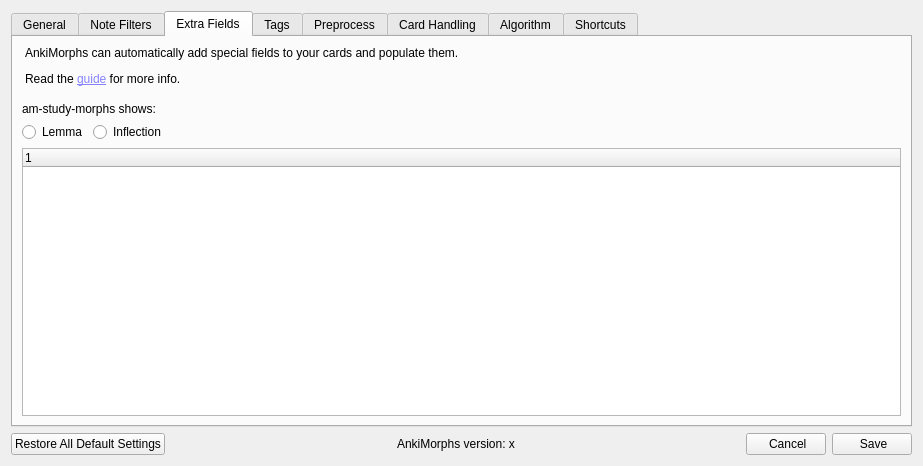
The window that ankimorphs/ui/settings_dialog.ui (mortii/anki-morphs) describes before a commit, drawn with Qt 5.
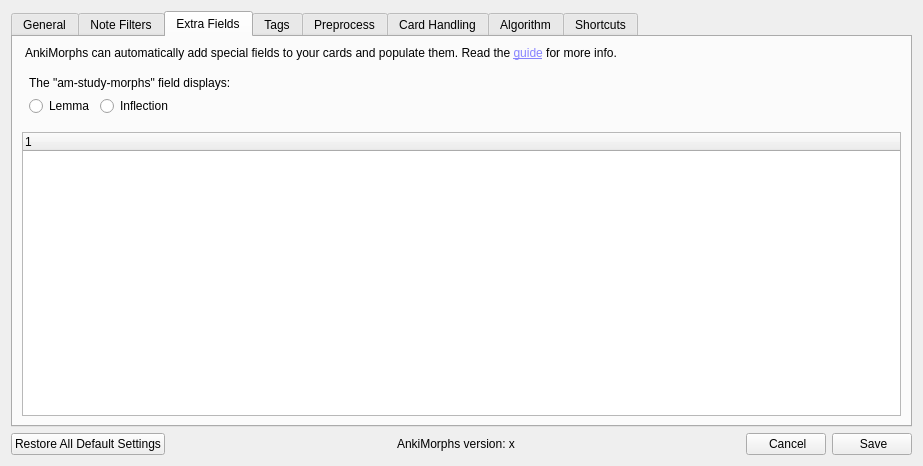
The same window after the commit. The open tabs and pages were chosen to show the change.

Commit message: small visual adjustments to extra fields tab

```diff
--- a/ankimorphs/ui/settings_dialog.ui
+++ b/ankimorphs/ui/settings_dialog.ui
@@ -347,7 +347,7 @@
             <string notr="true">margin-bottom: 10px;</string>
            </property>
            <property name="text">
-            <string>&lt;html&gt;&lt;head/&gt;&lt;body&gt;&lt;p&gt;AnkiMorphs can automatically add special fields to your cards and populate them.&lt;/p&gt;&lt;p&gt;Read the &lt;a href=&quot;https://mortii.github.io/anki-morphs/user_guide/setup/settings/extra-fields.html&quot;&gt;&lt;span style=&quot; text-decoration: underline; color:#8783ff;&quot;&gt;guide&lt;/span&gt;&lt;/a&gt; for more info.&lt;/p&gt;&lt;/body&gt;&lt;/html&gt;</string>
+            <string>&lt;html&gt;&lt;head/&gt;&lt;body&gt;&lt;p&gt;AnkiMorphs can automatically add special fields to your cards and populate them. Read the &lt;a href=&quot;https://mortii.github.io/anki-morphs/user_guide/setup/settings/extra-fields.html&quot;&gt;&lt;span style=&quot; text-decoration: underline; color:#8783ff;&quot;&gt;guide&lt;/span&gt;&lt;/a&gt; for more info.&lt;/p&gt;&lt;/body&gt;&lt;/html&gt;</string>
            </property>
            <property name="textFormat">
             <enum>Qt::MarkdownText</enum>
@@ -359,10 +359,16 @@
          </item>
          <item>
           <layout class="QVBoxLayout" name="verticalLayout_5">
+           <property name="leftMargin">
+            <number>7</number>
+           </property>
+           <property name="bottomMargin">
+            <number>10</number>
+           </property>
            <item>
             <widget class="QLabel" name="label_42">
              <property name="text">
-              <string>am-study-morphs shows:</string>
+              <string>The &quot;am-study-morphs&quot; field displays:</string>
              </property>
             </widget>
            </item>
```
Left out of the diff: 2 changed lines with no effect on the pictures. The commit also changes 1 other file.
